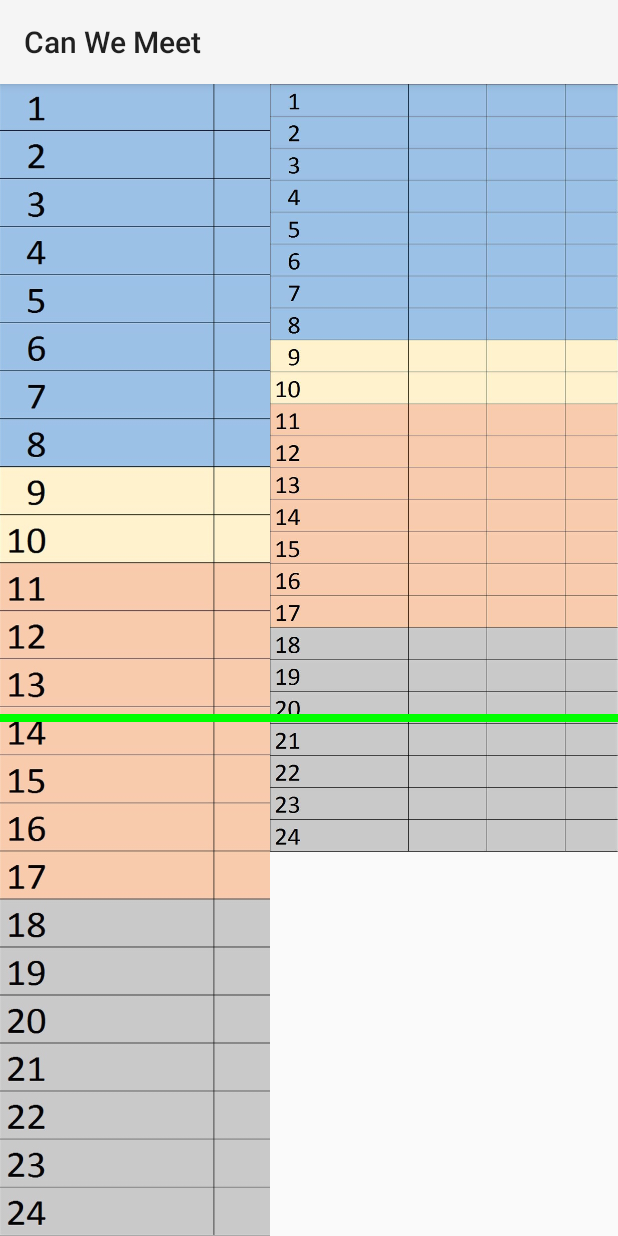
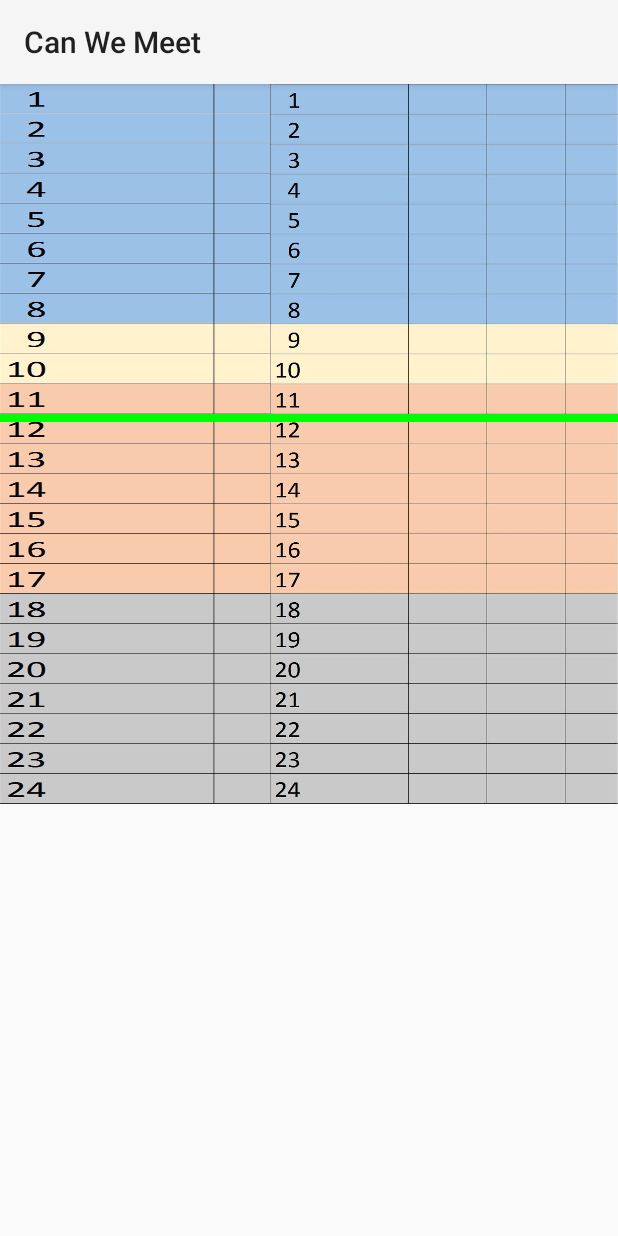
Before and after one commit to renegens/Can-We-Meet, an Android app: the screen it shows after launch (MainActivity), on a phone screen of 412 x 824 dp. Run offline under Robolectric (Android 15) with nearby library versions, the phone set to English and light mode, and no system bars.

Commit message:
time calculation animation fixed for dp

```diff
--- a/app/src/main/java/gepalcreations/canwemeet/MainActivity.java
+++ b/app/src/main/java/gepalcreations/canwemeet/MainActivity.java
@@ -26,9 +26,10 @@ public class MainActivity extends Activity {
     private LinearLayout timeLinearLayout;
     private Calendar current;
     private View line;
+    Context context = this;
 
 
-
+    private static final int hoursPerDt = 20;
     private static final String TAG = "TimeZone";
 
     @Override
@@ -44,15 +45,15 @@ public class MainActivity extends Activity {
         Log.e(TAG, String.valueOf(currentMinutes));
 
 
-
         //Loading Layout
         timeLinearLayout = (LinearLayout) findViewById(R.id.time_linear_layout);
         timeLinearLayout.setOrientation(LinearLayout.VERTICAL);
         //Loading Line
         line = (View) findViewById(R.id.line);
 
-        //Calculate time for line animation
-        int timeCalculation = currentHours*60+currentMinutes;
+        int timeCalculation = getTimeCalculation(currentMinutes, currentHours);
+
+
         line.setTranslationY(timeCalculation);
 
         //getting current timeZone from system
@@ -65,6 +66,19 @@ public class MainActivity extends Activity {
 
         Log.e(TAG, String.valueOf(getTimeZone()));
         loadImages(timeZone);
+    }
+
+    private int getTimeCalculation(int currentMinutes, int currentHours) {
+        //Calculate time for line animation
+        float screenDensity = getResources().getDisplayMetrics().density;
+        Log.e("ScreenSize", String.valueOf(screenDensity));
+
+
+        float fTimeCalculation = (currentHours*hoursPerDt*screenDensity+currentMinutes);
+        int timeCalculation = (int) fTimeCalculation;
+
+        Log.e("TimeCalculation",String.valueOf(timeCalculation));
+        return timeCalculation;
     }
 
     ViewHolder holder;
@@ -181,6 +195,11 @@ public class MainActivity extends Activity {
         return timeZoneIsSame; //in same time zone
     }
 
+    public static int dpToPixels(Context context, float dp) {
+        final float scale = context.getResources().getDisplayMetrics().density;
+        return (int) (dp * scale + 0.5f);
+    }
+
 
     private class ViewHolder {
         ImageView image;
--- a/app/src/main/res/layout/activity_main.xml
+++ b/app/src/main/res/layout/activity_main.xml
@@ -19,7 +19,7 @@
         <ImageView
             android:id="@+id/imageView"
             android:layout_width="wrap_content"
-            android:layout_height="match_parent"
+            android:layout_height="480dp"
             android:layout_weight="1"
             android:padding="0dp"
             android:scaleType="fitXY"
--- a/app/src/main/res/layout/time_layout.xml
+++ b/app/src/main/res/layout/time_layout.xml
@@ -6,7 +6,7 @@
     <ImageView
         android:id="@+id/time_image"
         android:layout_width="match_parent"
-        android:layout_height="21.2dp"
+        android:layout_height="20dp"
         android:scaleType="fitXY" />
 
 </RelativeLayout>
```
